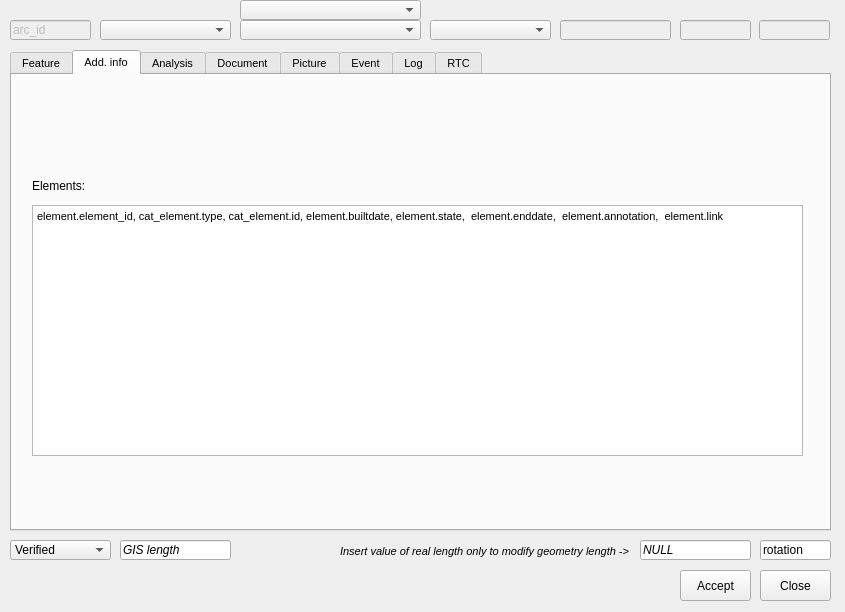
Giswater/giswater_qgis_plugin, file ui/ws_arc.ui: the form before one commit.
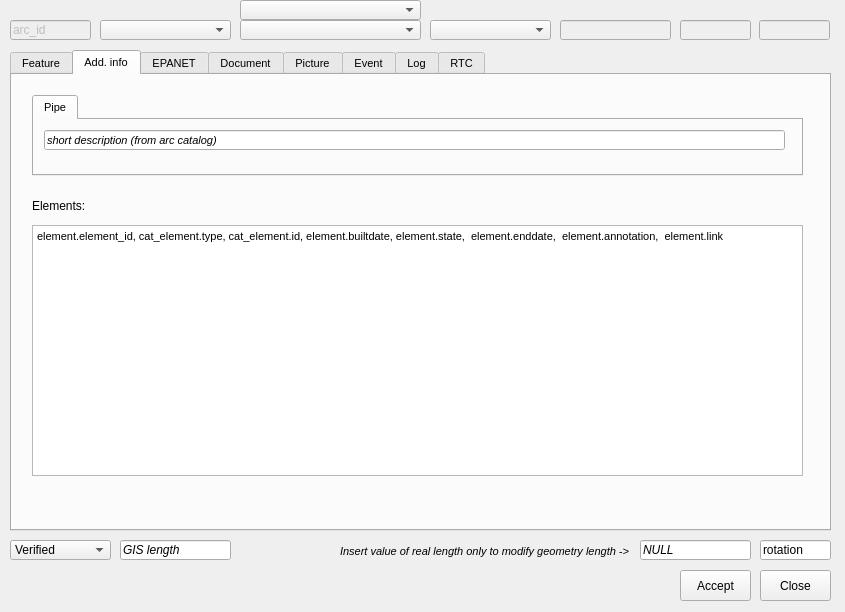
The form after the commit. The open tabs and pages were chosen to show the change.

```diff
--- a/ui/ws_arc.ui
+++ b/ui/ws_arc.ui
@@ -1028,7 +1028,7 @@
      <property name="geometry">
       <rect>
        <x>20</x>
-       <y>130</y>
+       <y>150</y>
        <width>771</width>
        <height>251</height>
       </rect>
@@ -1045,7 +1045,7 @@
      <property name="geometry">
       <rect>
        <x>20</x>
-       <y>100</y>
+       <y>120</y>
        <width>90</width>
        <height>22</height>
       </rect>
@@ -1077,10 +1077,46 @@
       <number>3</number>
      </property>
     </widget>
+    <widget class="QTabWidget" name="label_management">
+     <property name="geometry">
+      <rect>
+       <x>20</x>
+       <y>20</y>
+       <width>771</width>
+       <height>81</height>
+      </rect>
+     </property>
+     <property name="currentIndex">
+      <number>0</number>
+     </property>
+     <widget class="QWidget" name="tab_13">
+      <attribute name="title">
+       <string>Pipe</string>
+      </attribute>
+      <widget class="QLineEdit" name="cat_arc_descript">
+       <property name="geometry">
+        <rect>
+         <x>10</x>
+         <y>10</y>
+         <width>741</width>
+         <height>20</height>
+        </rect>
+       </property>
+       <property name="font">
+        <font>
+         <italic>true</italic>
+        </font>
+       </property>
+       <property name="text">
+        <string>short description (from arc catalog)</string>
+       </property>
+      </widget>
+     </widget>
+    </widget>
    </widget>
    <widget class="QWidget" name="page_analysis">
     <attribute name="title">
-     <string>Analysis</string>
+     <string>EPANET</string>
     </attribute>
     <widget class="QTabWidget" name="tab_analysis">
      <property name="geometry">
```
Left out of the diff: 137 changed lines with no effect on the pictures.
